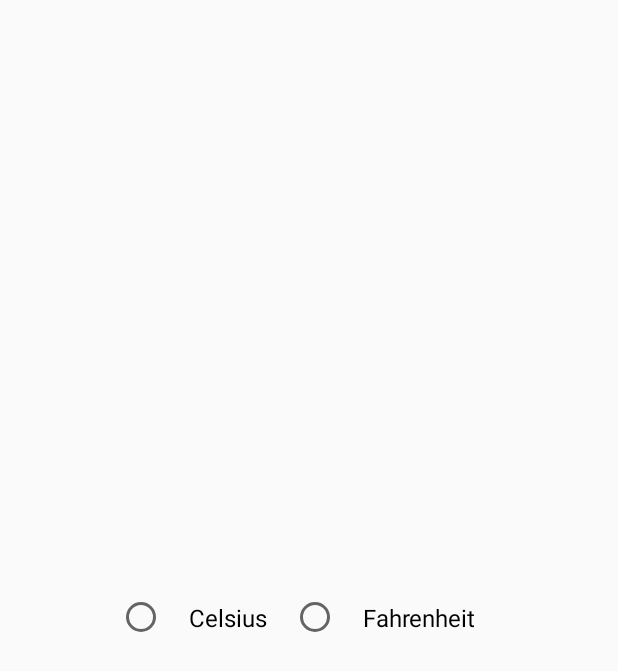
After one commit to eusan91/MyCurrentWeather, an Android app: the layout dialog_define_measurement_unit_item.xml on its own in the app's theme, with its tools: preview values and no code run, on a phone screen of 412 x 824 dp. The commit adds this screen. Shown: the top 671 px of the screen. Run offline under Robolectric (Android 15) with nearby library versions, the phone set to English and light mode, and no system bars.

Commit message:
measurement dialog working

```diff
--- a/app/src/main/java/com/santamaria/mycurrentweather/App/MyApplication.kt
+++ b/app/src/main/java/com/santamaria/mycurrentweather/App/MyApplication.kt
@@ -5,7 +5,6 @@ import android.content.Context
 import android.content.SharedPreferences
 import android.content.res.Configuration
 import android.content.res.Resources
-import android.view.Gravity
 import java.util.*
 
 /**
--- /dev/null
+++ b/app/src/main/res/layout/dialog_define_measurement_unit_item.xml
@@ -0,0 +1,32 @@
+<?xml version="1.0" encoding="utf-8"?>
+<LinearLayout xmlns:android="http://schemas.android.com/apk/res/android"
+    android:orientation="horizontal"
+    android:layout_width="match_parent"
+    android:layout_height="match_parent">
+
+    <RadioGroup
+        android:gravity="center"
+        android:orientation="horizontal"
+        android:layout_width="match_parent"
+        android:layout_height="match_parent">
+
+        <RadioButton
+            android:id="@+id/celsius"
+            android:layout_width="wrap_content"
+            android:layout_height="wrap_content"
+            android:text="Celsius"
+            android:padding="16dp"
+            android:textAppearance="?attr/textAppearanceLargePopupMenu"/>
+
+
+        <RadioButton
+            android:id="@+id/fahrenheit"
+            android:layout_width="wrap_content"
+            android:layout_height="wrap_content"
+            android:padding="16dp"
+            android:text="Fahrenheit"
+            android:textAppearance="?attr/textAppearanceLargePopupMenu" />
+
+    </RadioGroup>
+
+</LinearLayout>
--- a/app/src/main/res/values/strings.xml
+++ b/app/src/main/res/values/strings.xml
@@ -27,5 +27,7 @@
     <string name="select_language">Select your Language</string>
     <string name="cancel">Cancel</string>
     <string name="no_data_to_display">No Data to display</string>
-    <string name="measurement">Select C - F</string>
+    <string name="measurement">Set Thermometer</string>
+    <string name="select_measurement">Select Thermometric Unit</string>
+    <string name="title_measurement">Thermometric Unit</string>
 </resources>
```
Also changed, not shown: app/src/main/java/com/santamaria/mycurrentweather/Activities/MainActivity.kt (+56 -8 lines), 1 other file.
